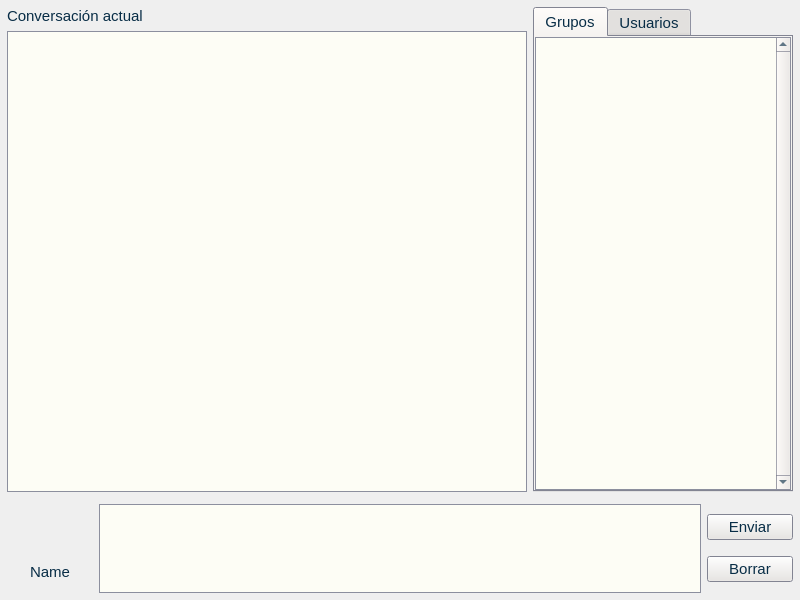
First picture: the form in desktop/InclusionDesktop/mainwindow.ui, repository Ampaex/inclusion, before the edit.
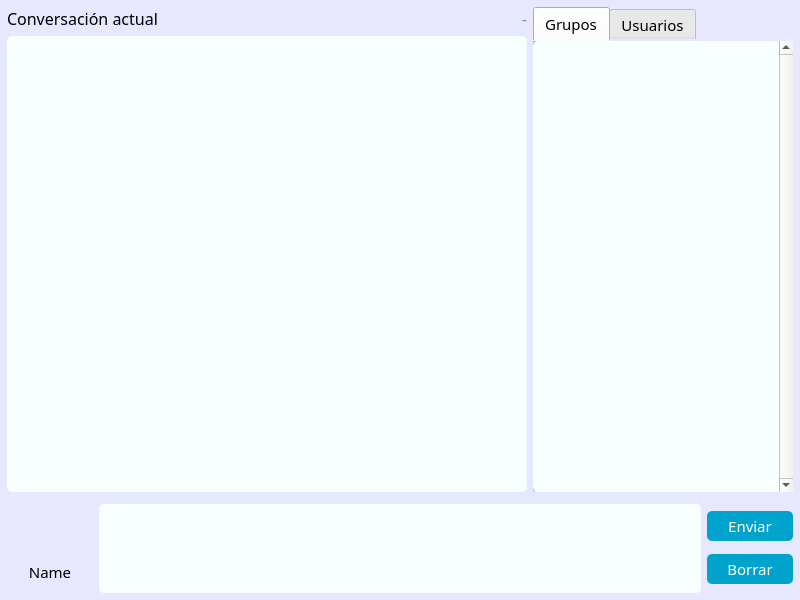
Second picture: the form after the edit. Icons and pictures are not drawn.

```diff
--- a/desktop/InclusionDesktop/mainwindow.ui
+++ b/desktop/InclusionDesktop/mainwindow.ui
@@ -17,6 +17,11 @@
    <iconset>
     <normaloff>../../media/images/ProyectoIcon.png</normaloff>../../media/images/ProyectoIcon.png</iconset>
   </property>
+  <property name="styleSheet">
+   <string notr="true">#MainWindow{
+	background-color : rgb(231, 232, 255);
+}</string>
+  </property>
   <widget class="QWidget" name="centralWidget">
    <property name="enabled">
     <bool>true</bool>
@@ -584,20 +589,73 @@
        <item>
         <layout class="QVBoxLayout" name="msgLayout">
          <item>
-          <widget class="QLabel" name="label_2">
-           <property name="text">
-            <string>Conversación actual</string>
-           </property>
-          </widget>
+          <layout class="QHBoxLayout" name="horizontalLayout_4">
+           <item>
+            <widget class="QLabel" name="label_2">
+             <property name="font">
+              <font>
+               <family>Quicksand Medium</family>
+               <pointsize>12</pointsize>
+              </font>
+             </property>
+             <property name="text">
+              <string>Conversación actual</string>
+             </property>
+            </widget>
+           </item>
+           <item>
+            <spacer name="horizontalSpacer">
+             <property name="orientation">
+              <enum>Qt::Horizontal</enum>
+             </property>
+             <property name="sizeHint" stdset="0">
+              <size>
+               <width>40</width>
+               <height>20</height>
+              </size>
+             </property>
+            </spacer>
+           </item>
+           <item>
+            <widget class="QLabel" name="groupLabel">
+             <property name="font">
+              <font>
+               <family>Quicksand Medium</family>
+               <pointsize>12</pointsize>
+              </font>
+             </property>
+             <property name="styleSheet">
+              <string notr="true">QLabel{
+	color: rgb(97, 161, 157)
+}</string>
+             </property>
+             <property name="lineWidth">
+              <number>1</number>
+             </property>
+             <property name="text">
+              <string>-</string>
+             </property>
+             <property name="alignment">
+              <set>Qt::AlignRight|Qt::AlignTrailing|Qt::AlignVCenter</set>
+             </property>
+            </widget>
+           </item>
+          </layout>
          </item>
          <item>
           <widget class="QListWidget" name="listWidget">
            <property name="font">
             <font>
-             <family>Arial</family>
-             <pointsize>11</pointsize>
+             <family>Quicksand</family>
+             <pointsize>12</pointsize>
             </font>
            </property>
+           <property name="styleSheet">
+            <string notr="true">QListWidget{
+	background-color: rgb(248, 255, 255);
+	border-radius: 5px;
+}</string>
+           </property>
            <property name="locale">
             <locale language="Spanish" country="Spain"/>
            </property>
@@ -618,6 +676,18 @@
         <layout class="QVBoxLayout" name="usersLayout">
          <item>
           <widget class="QTabWidget" name="tabWidget">
+           <property name="font">
+            <font>
+             <family>Quicksand Medium</family>
+             <pointsize>11</pointsize>
+            </font>
+           </property>
+           <property name="styleSheet">
+            <string notr="true">QTabWidget{
+	background-color: rgb(248, 255, 255);
+	border-radius: 5px;
+}</string>
+           </property>
            <property name="currentIndex">
             <number>0</number>
            </property>
@@ -643,6 +713,18 @@
              </property>
              <item>
               <widget class="QListWidget" name="listWidget_2">
+               <property name="font">
+                <font>
+                 <family>Quicksand Medium</family>
+                 <pointsize>12</pointsize>
+                </font>
+               </property>
+               <property name="styleSheet">
+                <string notr="true">QListWidget{
+	background-color: rgb(248, 255, 255);
+	border-radius: 5px;
+}</string>
+               </property>
                <property name="verticalScrollBarPolicy">
                 <enum>Qt::ScrollBarAlwaysOn</enum>
                </property>
@@ -739,10 +821,15 @@
              </property>
              <property name="maximumSize">
               <size>
-               <width>60</width>
-               <height>60</height>
+               <width>50</width>
+               <height>50</height>
               </size>
              </property>
+             <property name="styleSheet">
+              <string notr="true">QLabel{
+	border-radius:6px;
+}</string>
+             </property>
              <property name="text">
               <string/>
              </property>
@@ -770,6 +857,12 @@
              <verstretch>0</verstretch>
             </sizepolicy>
            </property>
+           <property name="font">
+            <font>
+             <family>Quicksand Medium</family>
+             <pointsize>11</pointsize>
+            </font>
+           </property>
            <property name="layoutDirection">
             <enum>Qt::LeftToRight</enum>
            </property>
@@ -788,6 +881,18 @@
        </item>
        <item>
         <widget class="QTextEdit" name="textEdit">
+         <property name="font">
+          <font>
+           <family>Quicksand</family>
+           <pointsize>12</pointsize>
+          </font>
+         </property>
+         <property name="styleSheet">
+          <string notr="true">QTextEdit{
+	background-color: rgb(248, 255, 255);
+	border-radius: 5px;
+}</string>
+         </property>
          <property name="locale">
           <locale language="Spanish" country="Spain"/>
          </property>
@@ -797,6 +902,28 @@
         <layout class="QVBoxLayout" name="buttonLayout">
          <item>
           <widget class="QPushButton" name="pushButton">
+           <property name="minimumSize">
+            <size>
+             <width>0</width>
+             <height>30</height>
+            </size>
+           </property>
+           <property name="font">
+            <font>
+             <family>Quicksand Medium</family>
+             <pointsize>11</pointsize>
+            </font>
+           </property>
+           <property name="styleSheet">
+            <string notr="true">QPushButton{
+	background-color:rgb(0,163,204);
+	color:white;
+	border-radius:5px;
+}
+QPushButton:hover{
+  background-color:rgb(0,163,204);
+}</string>
+           </property>
            <property name="locale">
             <locale language="Spanish" country="Spain"/>
            </property>
@@ -807,6 +934,28 @@
          </item>
          <item>
           <widget class="QPushButton" name="clearButton">
+           <property name="minimumSize">
+            <size>
+             <width>0</width>
+             <height>30</height>
+            </size>
+           </property>
+           <property name="font">
+            <font>
+             <family>Quicksand Medium</family>
+             <pointsize>11</pointsize>
+            </font>
+           </property>
+           <property name="styleSheet">
+            <string notr="true">QPushButton{
+  background-color:rgb(0,163,204);
+color:white;
+border-radius:5px;
+}
+QPushButton:hover{
+  background-color:rgb(0,163,204);
+}</string>
+           </property>
            <property name="locale">
             <locale language="Spanish" country="Spain"/>
            </property>
```
Left out of the diff: 11 changed lines with no effect on the pictures.
